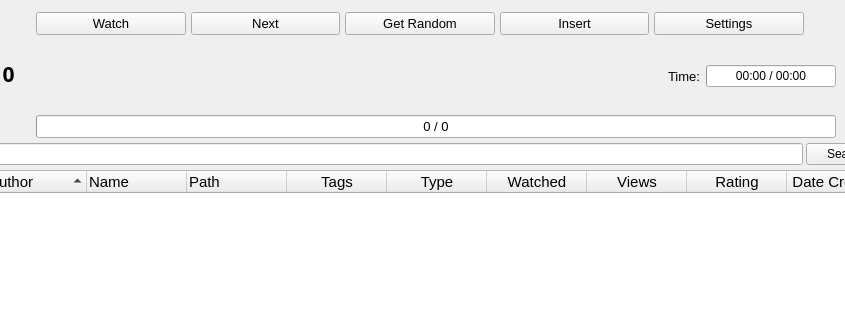
This is MediaManager/src/QtClasses/UI/Form Files/MainWindow.ui in PaunescuAndrei/MediaManager as Qt 5 draws it before an edit; both pictures show x 264 to 1109 and y 0 to 320 of the 1400 by 750 pixel window. The edited form follows.
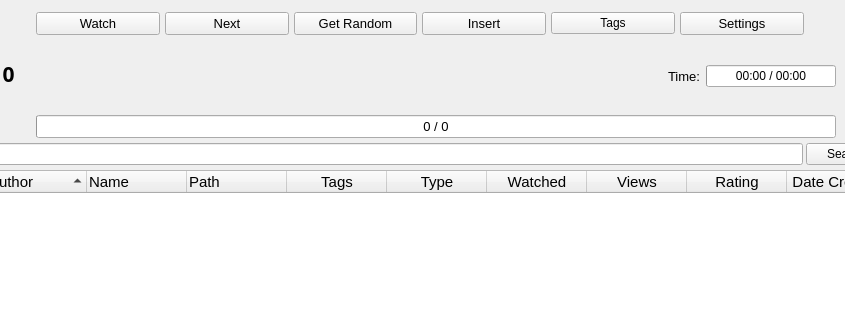
This is the edited form. Icons and pictures are not drawn. Custom widgets are drawn as their Qt base class.

Diff of the .ui file:
```diff
--- a/MediaManager/src/QtClasses/UI/Form Files/MainWindow.ui
+++ b/MediaManager/src/QtClasses/UI/Form Files/MainWindow.ui
@@ -203,6 +203,13 @@
                     </property>
                    </widget>
                   </item>
+                  <item>
+                   <widget class="QPushButton" name="tags_button">
+                    <property name="text">
+                     <string>Tags</string>
+                    </property>
+                   </widget>
+                  </item>
                   <item>
                    <widget class="QCustomButton" name="settings_button">
                     <property name="font">
```
